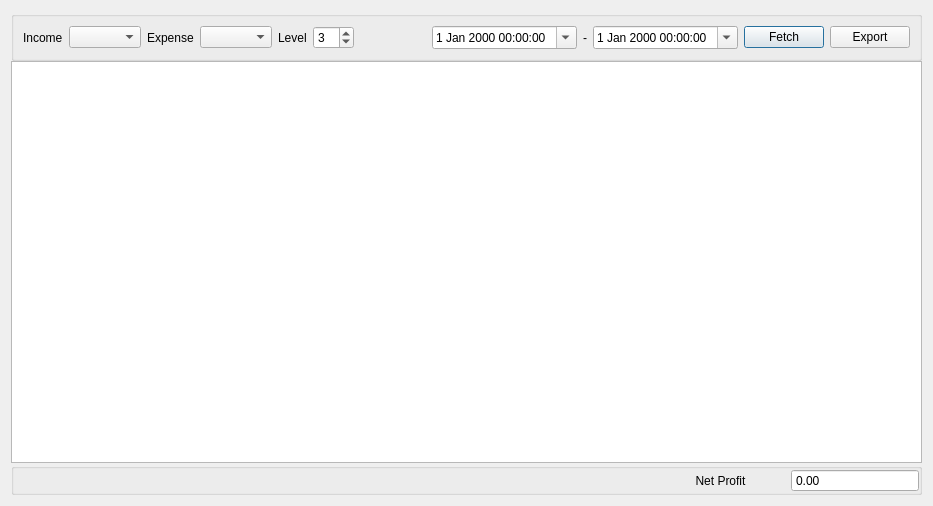
Old version of the form charts/income_statement/incomestatementdialog.ui in the repository ytxerp/ytx-client.
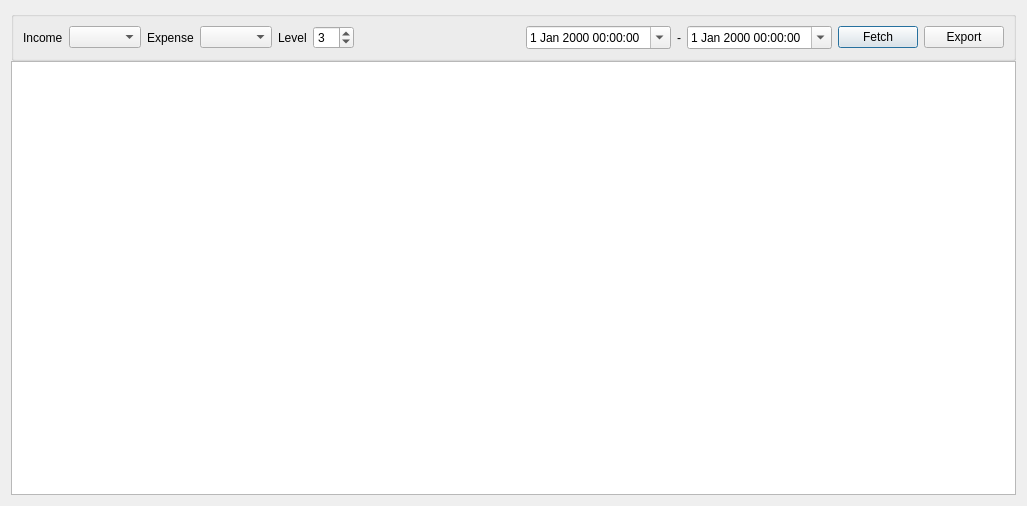
New version of the form. Custom widgets are drawn as their Qt base class.

Patch:
```diff
--- a/charts/income_statement/incomestatementdialog.ui
+++ b/charts/income_statement/incomestatementdialog.ui
@@ -6,7 +6,7 @@
    <rect>
     <x>0</x>
     <y>0</y>
-    <width>933</width>
+    <width>1027</width>
     <height>506</height>
    </rect>
   </property>
@@ -114,63 +114,6 @@
    <item row="1" column="0">
     <widget class="QTreeView" name="treeView"/>
    </item>
-   <item row="2" column="0">
-    <widget class="QGroupBox" name="groupBoxUnderView">
-     <layout class="QHBoxLayout" name="horizontalLayout_2" stretch="5,1,1">
-      <property name="leftMargin">
-       <number>0</number>
-      </property>
-      <property name="topMargin">
-       <number>0</number>
-      </property>
-      <property name="rightMargin">
-       <number>0</number>
-      </property>
-      <property name="bottomMargin">
-       <number>0</number>
-      </property>
-      <item>
-       <spacer name="horizontalSpacer_2">
-        <property name="orientation">
-         <enum>Qt::Orientation::Horizontal</enum>
-        </property>
-        <property name="sizeHint" stdset="0">
-         <size>
-          <width>40</width>
-          <height>20</height>
-         </size>
-        </property>
-       </spacer>
-      </item>
-      <item>
-       <widget class="QLabel" name="label_6">
-        <property name="text">
-         <string>Net Profit</string>
-        </property>
-        <property name="alignment">
-         <set>Qt::AlignmentFlag::AlignCenter</set>
-        </property>
-       </widget>
-      </item>
-      <item>
-       <widget class="DoubleSpinBox" name="dspin_box_static_">
-        <property name="focusPolicy">
-         <enum>Qt::FocusPolicy::NoFocus</enum>
-        </property>
-        <property name="readOnly">
-         <bool>true</bool>
-        </property>
-        <property name="buttonSymbols">
-         <enum>QAbstractSpinBox::ButtonSymbols::NoButtons</enum>
-        </property>
-        <property name="showGroupSeparator" stdset="0">
-         <bool>true</bool>
-        </property>
-       </widget>
-      </item>
-     </layout>
-    </widget>
-   </item>
   </layout>
  </widget>
  <customwidgets>
@@ -189,11 +132,6 @@
    <extends>QSpinBox</extends>
    <header location="global">widget/spinbox.h</header>
   </customwidget>
-  <customwidget>
-   <class>DoubleSpinBox</class>
-   <extends>QDoubleSpinBox</extends>
-   <header location="global">widget/doublespinbox.h</header>
-  </customwidget>
  </customwidgets>
  <tabstops>
   <tabstop>comboBoxIncome</tabstop>
```
